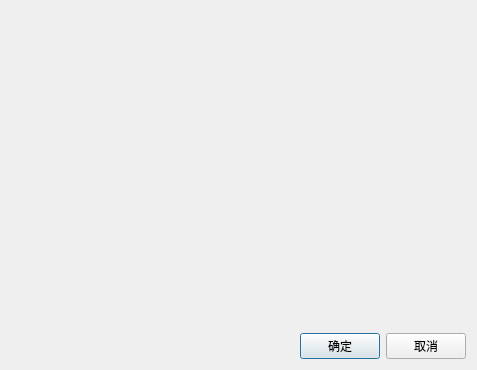
The window that editor/script/JZNodeParamBindEditDialog.ui (xiongqiumin/JZNodeEditor) describes before a commit, drawn with Qt 5.
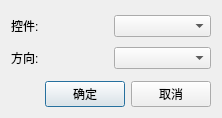
The same window after the commit.

```diff
--- a/editor/script/JZNodeParamBindEditDialog.ui
+++ b/editor/script/JZNodeParamBindEditDialog.ui
@@ -6,8 +6,8 @@
    <rect>
     <x>0</x>
     <y>0</y>
-    <width>477</width>
-    <height>370</height>
+    <width>222</width>
+    <height>118</height>
    </rect>
   </property>
   <property name="windowTitle">
@@ -22,6 +22,40 @@
        <verstretch>0</verstretch>
       </sizepolicy>
      </property>
+     <layout class="QGridLayout" name="gridLayout">
+      <property name="leftMargin">
+       <number>0</number>
+      </property>
+      <property name="topMargin">
+       <number>0</number>
+      </property>
+      <property name="rightMargin">
+       <number>0</number>
+      </property>
+      <property name="bottomMargin">
+       <number>0</number>
+      </property>
+      <item row="0" column="0">
+       <widget class="QLabel" name="label_2">
+        <property name="text">
+         <string>控件:</string>
+        </property>
+       </widget>
+      </item>
+      <item row="0" column="1">
+       <widget class="QComboBox" name="boxWidget"/>
+      </item>
+      <item row="1" column="0">
+       <widget class="QLabel" name="label">
+        <property name="text">
+         <string>方向:</string>
+        </property>
+       </widget>
+      </item>
+      <item row="1" column="1">
+       <widget class="QComboBox" name="boxDir"/>
+      </item>
+     </layout>
     </widget>
    </item>
    <item>
```
